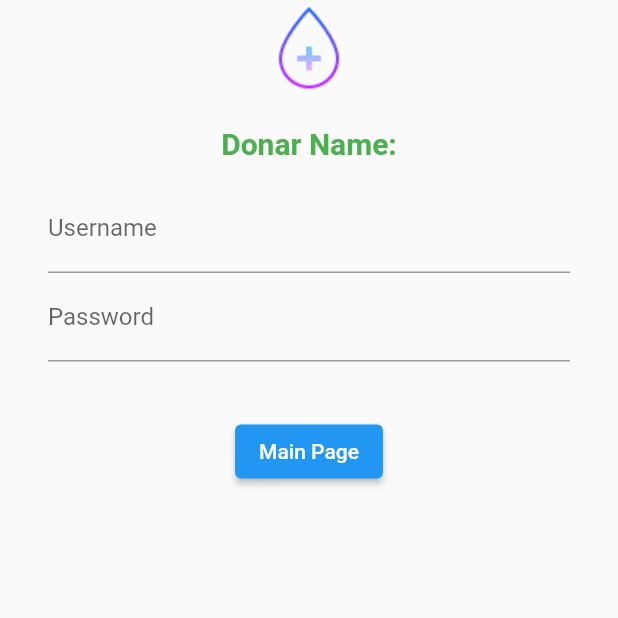
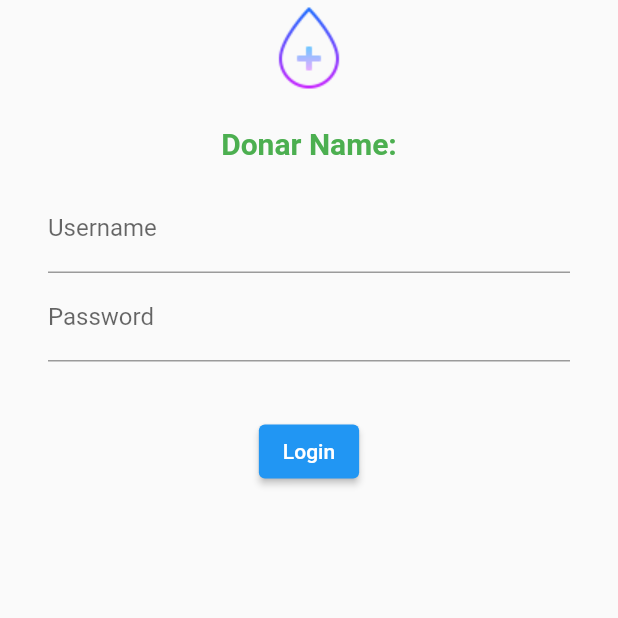
Before and after one commit to AntorAcs2239/Flutter_Practice_Project, a Flutter app: the screen it shows after launch, on a phone screen of 412 x 824 dp, the top half of it. Run offline on Flutter 3.47's test engine with Material 2 defaults, Android fonts, the phone set to English and light mode, and no system bars; missing offline and left inert: dart:html.

Commit message:
page 2 updated

```diff
--- a/lib/page2.dart
+++ b/lib/page2.dart
@@ -53,9 +53,9 @@ class _page2State extends State<page2> {
               height: 20,
             ),
             ElevatedButton(
-              child: Text("Main Page",style: TextStyle(color:Colors.white),),
+              child: Text("Login",style: TextStyle(color:Colors.white),),
               onPressed: (){
-                print('HI Antor');
+
               },
             )
           ],
```
